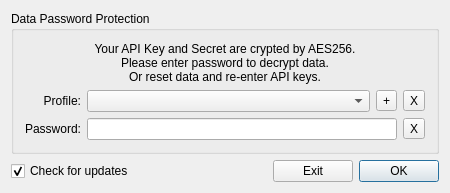
This is src/passworddialog.ui in JulyIghor/QtBitcoinTrader as Qt 5 draws it before an edit. The edited form follows.
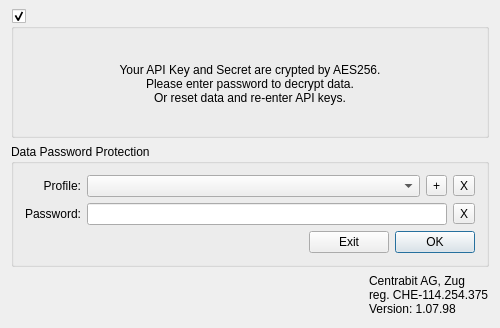
This is the edited form. Icons and pictures are not drawn.

Patch:
```diff
--- a/src/passworddialog.ui
+++ b/src/passworddialog.ui
@@ -6,120 +6,61 @@
    <rect>
     <x>0</x>
     <y>0</y>
-    <width>450</width>
-    <height>171</height>
+    <width>500</width>
+    <height>328</height>
    </rect>
   </property>
   <property name="minimumSize">
    <size>
-    <width>450</width>
+    <width>500</width>
     <height>0</height>
    </size>
   </property>
   <property name="windowTitle">
    <string>Qt Bitcoin Trader</string>
   </property>
+  <property name="styleSheet">
+   <string notr="true"/>
+  </property>
   <layout class="QGridLayout" name="gridLayout_2">
-   <item row="1" column="5">
-    <widget class="QPushButton" name="okButton">
-     <property name="sizePolicy">
-      <sizepolicy hsizetype="Preferred" vsizetype="Fixed">
-       <horstretch>0</horstretch>
-       <verstretch>0</verstretch>
-      </sizepolicy>
-     </property>
-     <property name="accessibleName">
-      <string>OK</string>
-     </property>
-     <property name="text">
-      <string>OK</string>
-     </property>
-    </widget>
-   </item>
-   <item row="1" column="4">
-    <widget class="QPushButton" name="cancelButton">
-     <property name="sizePolicy">
-      <sizepolicy hsizetype="Preferred" vsizetype="Fixed">
-       <horstretch>0</horstretch>
-       <verstretch>0</verstretch>
-      </sizepolicy>
-     </property>
-     <property name="accessibleName">
-      <string>EXIT</string>
-     </property>
-     <property name="text">
-      <string>Exit</string>
-     </property>
-    </widget>
-   </item>
-   <item row="0" column="0" colspan="6">
-    <widget class="QGroupBox" name="passInformText">
-     <property name="accessibleName">
-      <string>TR00106</string>
+   <property name="topMargin">
+    <number>9</number>
+   </property>
+   <item row="0" column="5">
+    <widget class="QGroupBox" name="descriptionGroupBox">
+     <property name="styleSheet">
+      <string notr="true">QGroupBox::indicator::checked::hover {background: black; border: 1px solid gray; border-radius: 3px; image: url(:/Resources/Close.png);} QGroupBox::indicator::checked::!hover { background: white; border: 1px solid gray; border-radius: 3px; image: url(:/Resources/Close.png);} QGroupBox:title {background: transparent;}</string>
      </property>
      <property name="title">
-      <string>Data Password Protection</string>
+      <string/>
      </property>
-     <layout class="QGridLayout" name="gridLayout">
-      <item row="2" column="0">
-       <widget class="QLabel" name="labelPassword">
-        <property name="sizePolicy">
-         <sizepolicy hsizetype="Preferred" vsizetype="Preferred">
-          <horstretch>0</horstretch>
-          <verstretch>0</verstretch>
-         </sizepolicy>
-        </property>
-        <property name="accessibleName">
-         <string>TR00109</string>
-        </property>
-        <property name="text">
-         <string>Password:</string>
-        </property>
-        <property name="alignment">
-         <set>Qt::AlignRight|Qt::AlignTrailing|Qt::AlignVCenter</set>
-        </property>
-        <property name="buddy">
-         <cstring>passwordEdit</cstring>
-        </property>
-       </widget>
-      </item>
-      <item row="1" column="0">
-       <widget class="QLabel" name="labelPassword_2">
-        <property name="sizePolicy">
-         <sizepolicy hsizetype="Preferred" vsizetype="Preferred">
-          <horstretch>0</horstretch>
-          <verstretch>0</verstretch>
-         </sizepolicy>
-        </property>
-        <property name="accessibleName">
-         <string>TR00108</string>
-        </property>
-        <property name="text">
-         <string>Profile:</string>
-        </property>
-        <property name="alignment">
-         <set>Qt::AlignRight|Qt::AlignTrailing|Qt::AlignVCenter</set>
-        </property>
-        <property name="buddy">
-         <cstring>profileComboBox</cstring>
-        </property>
-       </widget>
-      </item>
-      <item row="1" column="1">
-       <widget class="QComboBox" name="profileComboBox">
-        <property name="sizePolicy">
-         <sizepolicy hsizetype="MinimumExpanding" vsizetype="Fixed">
-          <horstretch>0</horstretch>
-          <verstretch>0</verstretch>
-         </sizepolicy>
-        </property>
-       </widget>
-      </item>
-      <item row="0" column="0" colspan="4">
+     <property name="checkable">
+      <bool>true</bool>
+     </property>
+     <layout class="QGridLayout" name="gridLayout_3">
+      <property name="leftMargin">
+       <number>8</number>
+      </property>
+      <property name="rightMargin">
+       <number>8</number>
+      </property>
+      <property name="bottomMargin">
+       <number>8</number>
+      </property>
+      <item row="0" column="0">
        <widget class="QLabel" name="label">
+        <property name="sizePolicy">
+         <sizepolicy hsizetype="Preferred" vsizetype="Expanding">
+          <horstretch>0</horstretch>
+          <verstretch>0</verstretch>
+         </sizepolicy>
+        </property>
         <property name="accessibleName">
          <string>TR00112</string>
         </property>
+        <property name="styleSheet">
+         <string notr="true"/>
+        </property>
         <property name="text">
          <string>Your API Key and Secret are crypted by AES256.
 Please enter password to decrypt data.
@@ -133,68 +74,235 @@
         </property>
        </widget>
       </item>
-      <item row="2" column="3">
-       <widget class="QToolButton" name="toolButton">
-        <property name="text">
-         <string>X</string>
-        </property>
-       </widget>
-      </item>
-      <item row="1" column="3">
-       <widget class="QToolButton" name="removeButton">
-        <property name="text">
-         <string>X</string>
-        </property>
-       </widget>
-      </item>
-      <item row="1" column="2">
-       <widget class="QToolButton" name="removeButton_2">
-        <property name="text">
-         <string>+</string>
-        </property>
-       </widget>
-      </item>
-      <item row="2" column="1" colspan="2">
-       <widget class="QLineEdit" name="passwordEdit">
-        <property name="sizePolicy">
-         <sizepolicy hsizetype="MinimumExpanding" vsizetype="Fixed">
-          <horstretch>0</horstretch>
-          <verstretch>0</verstretch>
-         </sizepolicy>
-        </property>
-        <property name="echoMode">
-         <enum>QLineEdit::Password</enum>
-        </property>
-       </widget>
-      </item>
      </layout>
     </widget>
    </item>
-   <item row="1" column="0">
-    <widget class="QCheckBox" name="updateCheckBox">
+   <item row="1" column="5">
+    <widget class="QGroupBox" name="passInformText">
      <property name="accessibleName">
       <string>CHECK_FOR_UPDATE</string>
      </property>
-     <property name="text">
-      <string>Check for updates</string>
+     <property name="title">
+      <string>Data Password Protection</string>
      </property>
-     <property name="checked">
-      <bool>true</bool>
-     </property>
+     <layout class="QVBoxLayout" name="verticalLayout">
+      <item>
+       <layout class="QGridLayout" name="gridLayout">
+        <item row="1" column="0">
+         <widget class="QLabel" name="labelPassword">
+          <property name="sizePolicy">
+           <sizepolicy hsizetype="Preferred" vsizetype="Preferred">
+            <horstretch>0</horstretch>
+            <verstretch>0</verstretch>
+           </sizepolicy>
+          </property>
+          <property name="accessibleName">
+           <string>TR00109</string>
+          </property>
+          <property name="text">
+           <string>Password:</string>
+          </property>
+          <property name="alignment">
+           <set>Qt::AlignRight|Qt::AlignTrailing|Qt::AlignVCenter</set>
+          </property>
+          <property name="buddy">
+           <cstring>passwordEdit</cstring>
+          </property>
+         </widget>
+        </item>
+        <item row="1" column="1">
+         <layout class="QHBoxLayout" name="horizontalLayout_2">
+          <item>
+           <widget class="QLineEdit" name="passwordEdit">
+            <property name="sizePolicy">
+             <sizepolicy hsizetype="MinimumExpanding" vsizetype="Fixed">
+              <horstretch>0</horstretch>
+              <verstretch>0</verstretch>
+             </sizepolicy>
+            </property>
+            <property name="echoMode">
+             <enum>QLineEdit::Password</enum>
+            </property>
+           </widget>
+          </item>
+          <item>
+           <widget class="QToolButton" name="toolButton">
+            <property name="text">
+             <string>X</string>
+            </property>
+           </widget>
+          </item>
+         </layout>
+        </item>
+        <item row="0" column="1">
+         <layout class="QHBoxLayout" name="horizontalLayout">
+          <item>
+           <widget class="QComboBox" name="profileComboBox">
+            <property name="sizePolicy">
+             <sizepolicy hsizetype="MinimumExpanding" vsizetype="Fixed">
+              <horstretch>0</horstretch>
+              <verstretch>0</verstretch>
+             </sizepolicy>
+            </property>
+            <property name="iconSize">
+             <size>
+              <width>50</width>
+              <height>16</height>
+             </size>
+            </property>
+           </widget>
+          </item>
+          <item>
+           <widget class="QToolButton" name="buttonAddProfile">
+            <property name="text">
+             <string>+</string>
+            </property>
+           </widget>
+          </item>
+          <item>
+           <widget class="QToolButton" name="removeButton">
+            <property name="text">
+             <string>X</string>
+            </property>
+           </widget>
+          </item>
+         </layout>
+        </item>
+        <item row="0" column="0">
+         <widget class="QLabel" name="labelPassword_2">
+          <property name="sizePolicy">
+           <sizepolicy hsizetype="Preferred" vsizetype="Preferred">
+            <horstretch>0</horstretch>
+            <verstretch>0</verstretch>
+           </sizepolicy>
+          </property>
+          <property name="accessibleName">
+           <string>TR00108</string>
+          </property>
+          <property name="text">
+           <string>Profile:</string>
+          </property>
+          <property name="alignment">
+           <set>Qt::AlignRight|Qt::AlignTrailing|Qt::AlignVCenter</set>
+          </property>
+          <property name="buddy">
+           <cstring>profileComboBox</cstring>
+          </property>
+         </widget>
+        </item>
+       </layout>
+      </item>
+      <item>
+       <layout class="QHBoxLayout" name="horizontalLayout_3">
+        <item>
+         <spacer name="horizontalSpacer_2">
+          <property name="orientation">
+           <enum>Qt::Horizontal</enum>
+          </property>
+          <property name="sizeHint" stdset="0">
+           <size>
+            <width>40</width>
+            <height>20</height>
+           </size>
+          </property>
+         </spacer>
+        </item>
+        <item>
+         <widget class="QPushButton" name="cancelButton">
+          <property name="sizePolicy">
+           <sizepolicy hsizetype="Preferred" vsizetype="Fixed">
+            <horstretch>0</horstretch>
+            <verstretch>0</verstretch>
+           </sizepolicy>
+          </property>
+          <property name="accessibleName">
+           <string>EXIT</string>
+          </property>
+          <property name="text">
+           <string>Exit</string>
+          </property>
+          <property name="autoDefault">
+           <bool>false</bool>
+          </property>
+         </widget>
+        </item>
+        <item>
+         <widget class="QPushButton" name="okButton">
+          <property name="sizePolicy">
+           <sizepolicy hsizetype="Preferred" vsizetype="Fixed">
+            <horstretch>0</horstretch>
+            <verstretch>0</verstretch>
+           </sizepolicy>
+          </property>
+          <property name="accessibleName">
+           <string>OK</string>
+          </property>
+          <property name="text">
+           <string>OK</string>
+          </property>
+         </widget>
+        </item>
+       </layout>
+      </item>
+     </layout>
     </widget>
    </item>
-   <item row="1" column="1" colspan="3">
-    <spacer name="horizontalSpacer">
-     <property name="orientation">
-      <enum>Qt::Horizontal</enum>
-     </property>
-     <property name="sizeHint" stdset="0">
-      <size>
-       <width>40</width>
-       <height>20</height>
-      </size>
-     </property>
-    </spacer>
+   <item row="2" column="5">
+    <layout class="QHBoxLayout" name="horizontalLayout_4">
+     <item>
+      <widget class="QGroupBox" name="LogoGroupBox">
+       <property name="sizePolicy">
+        <sizepolicy hsizetype="Preferred" vsizetype="Preferred">
+         <horstretch>0</horstretch>
+         <verstretch>0</verstretch>
+        </sizepolicy>
+       </property>
+       <property name="minimumSize">
+        <size>
+         <width>183</width>
+         <height>44</height>
+        </size>
+       </property>
+       <property name="toolTip">
+        <string notr="true"/>
+       </property>
+       <property name="accessibleName">
+        <string>LOGOBUTTON</string>
+       </property>
+       <property name="styleSheet">
+        <string notr="true">border:0px;margin:0</string>
+       </property>
+       <property name="title">
+        <string/>
+       </property>
+      </widget>
+     </item>
+     <item>
+      <spacer name="horizontalSpacer">
+       <property name="orientation">
+        <enum>Qt::Horizontal</enum>
+       </property>
+       <property name="sizeHint" stdset="0">
+        <size>
+         <width>13</width>
+         <height>13</height>
+        </size>
+       </property>
+      </spacer>
+     </item>
+     <item>
+      <widget class="QLabel" name="label_info">
+       <property name="text">
+        <string>Centrabit AG, Zug
+reg. CHE-114.254.375
+Version: 1.07.98</string>
+       </property>
+       <property name="margin">
+        <number>0</number>
+       </property>
+      </widget>
+     </item>
+    </layout>
    </item>
   </layout>
  </widget>
```
Left out of the diff: 48 changed lines with no effect on the pictures.
